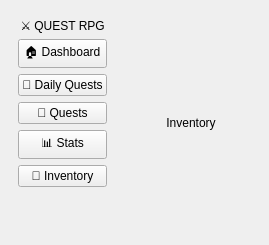
Old version of the form ui/main_window.ui in the repository jushinyta/baicuoikhoa_pte_tuankhoa.
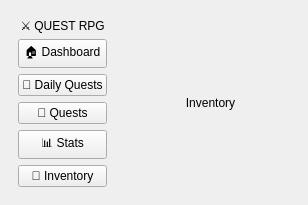
New version of the form. The open tabs and pages were chosen to show the change.

```diff
--- a/ui/main_window.ui
+++ b/ui/main_window.ui
@@ -2,6 +2,14 @@
 <ui version="4.0">
  <class>MainWindow</class>
  <widget class="QMainWindow" name="MainWindow">
+  <property name="geometry">
+   <rect>
+    <x>0</x>
+    <y>0</y>
+    <width>308</width>
+    <height>184</height>
+   </rect>
+  </property>
   <property name="windowTitle">
    <string>Quest RPG</string>
   </property>
@@ -161,7 +169,7 @@
       <widget class="QWidget" name="pageInventory">
        <layout class="QVBoxLayout">
         <item>
-         <widget class="QLabel">
+         <widget class="QLabel" name="label">
           <property name="text">
            <string>Inventory</string>
           </property>
```
Left out of the diff: 44 changed lines with no effect on the pictures.
